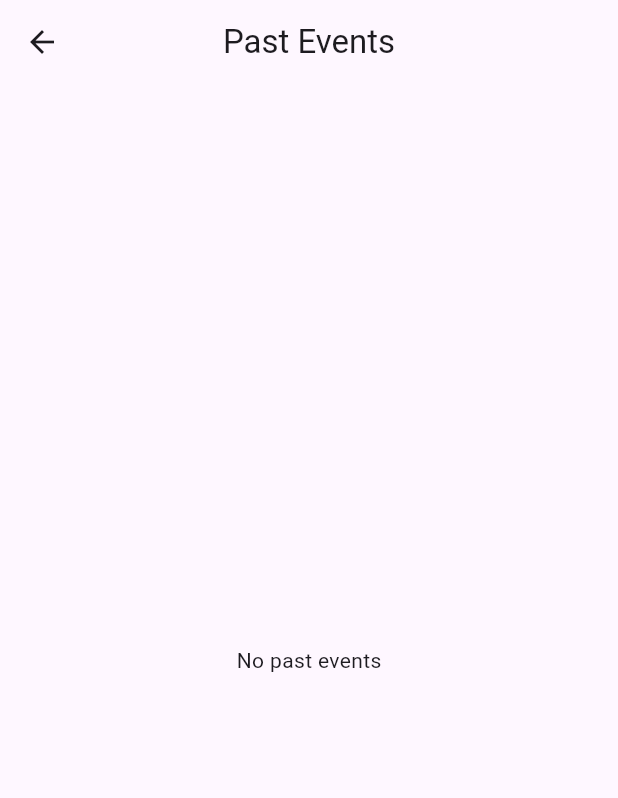
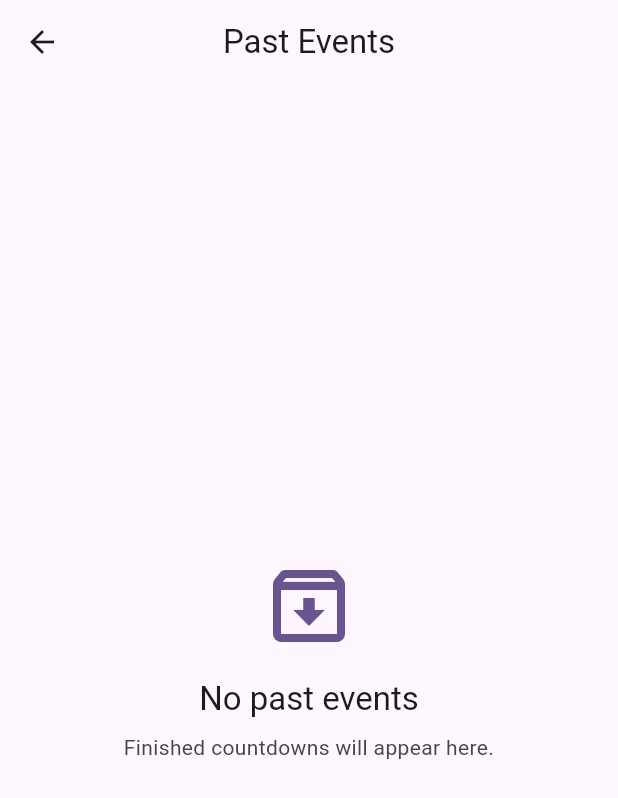
Before and after one commit to marius-27/countdown-mobile-app, a Flutter app: the screen it shows after launch, after a tap on the "archive" icon, on a phone screen of 412 x 824 dp. Shown: the top 798 px of the screen. Run offline on Flutter 3.47's test engine with Material 3 defaults, Android fonts, the phone set to English and light mode, and no system bars; our stand-ins replace shared_preferences.

Commit message:
feat: add archive screen

```diff
--- a/lib/app.dart
+++ b/lib/app.dart
@@ -34,7 +34,7 @@ class CountdownApp extends StatelessWidget {
           event: ModalRoute.of(context)!.settings.arguments as CountdownEvent,
           repository: repository,
         ),
-        AppRoutes.archive: (_) => const ArchiveScreen(),
+        AppRoutes.archive: (_) => ArchiveScreen(repository: repository),
       },
     );
   }
--- a/lib/screens/archive/archive_screen.dart
+++ b/lib/screens/archive/archive_screen.dart
@@ -1,13 +1,91 @@
 import 'package:flutter/material.dart';
 
-class ArchiveScreen extends StatelessWidget {
-  const ArchiveScreen({super.key});
+import '../../models/countdown_event.dart';
+import '../../repositories/event_repository.dart';
+
+class ArchiveScreen extends StatefulWidget {
+  const ArchiveScreen({super.key, required this.repository});
+
+  final EventRepository repository;
+
+  @override
+  State<ArchiveScreen> createState() => _ArchiveScreenState();
+}
+
+class _ArchiveScreenState extends State<ArchiveScreen> {
+  List<CountdownEvent> _events = [];
+  bool _isLoading = true;
+
+  @override
+  void initState() {
+    super.initState();
+    _loadEvents();
+  }
+
+  Future<void> _loadEvents() async {
+    final events = await widget.repository.getArchivedEvents();
+    if (!mounted) return;
+
+    setState(() {
+      _events = events;
+      _isLoading = false;
+    });
+  }
 
   @override
   Widget build(BuildContext context) {
     return Scaffold(
       appBar: AppBar(title: const Text('Past Events')),
-      body: const Center(child: Text('No past events')),
+      body: _buildBody(),
+    );
+  }
+
+  Widget _buildBody() {
+    if (_isLoading) {
+      return const Center(child: CircularProgressIndicator());
+    }
+    if (_events.isEmpty) {
+      return const _EmptyArchiveState();
+    }
+    return ListView.builder(
+      itemCount: _events.length,
+      itemBuilder: (context, index) =>
+          ListTile(title: Text(_events[index].title)),
     );
   }
 }
+
+class _EmptyArchiveState extends StatelessWidget {
+  const _EmptyArchiveState();
+
+  @override
+  Widget build(BuildContext context) {
+    final theme = Theme.of(context);
+
+    return Center(
+      child: Padding(
+        padding: const EdgeInsets.all(32),
+        child: Column(
+          mainAxisSize: MainAxisSize.min,
+          children: [
+            Icon(
+              Icons.archive_outlined,
+              size: 64,
+              color: theme.colorScheme.primary,
+            ),
+            const SizedBox(height: 16),
+            Text('No past events', style: theme.textTheme.titleLarge),
+            const SizedBox(height: 8),
+            Text(
+              'Finished countdowns will appear here.',
+              style: theme.textTheme.bodyMedium?.copyWith(
+                color: theme.colorScheme.onSurfaceVariant,
+              ),
+              textAlign: TextAlign.center,
+            ),
+          ],
+        ),
+      ),
+    );
+  }
+}
```
